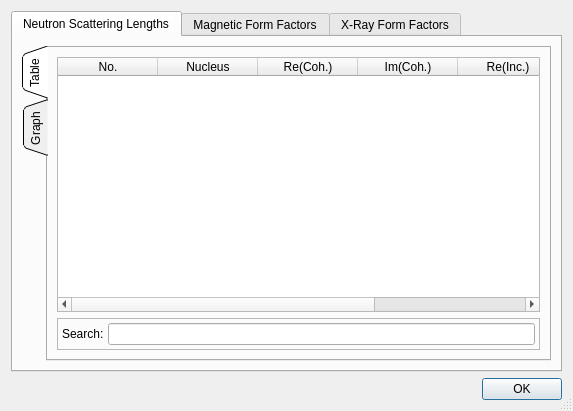
Before: the Qt Designer form ui/formfactors.ui in tweber-ill/frm_mirror-takin1, drawn with Qt 5.
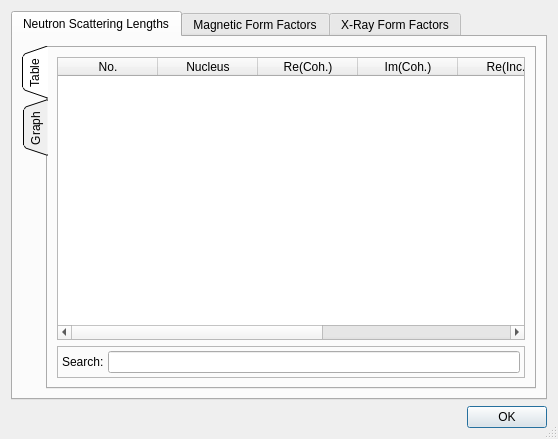
After: the same form once the commit is applied. Custom widgets are drawn as their Qt base class.

Commit message: added isotope abundance column

```diff
--- a/ui/formfactors.ui
+++ b/ui/formfactors.ui
@@ -6,8 +6,8 @@
    <rect>
     <x>0</x>
     <y>0</y>
-    <width>573</width>
-    <height>411</height>
+    <width>558</width>
+    <height>439</height>
    </rect>
   </property>
   <property name="windowTitle">
@@ -127,6 +127,11 @@
                <string>Im(Inc.)</string>
               </property>
              </column>
+             <column>
+              <property name="text">
+               <string>Abund.</string>
+              </property>
+             </column>
             </widget>
            </item>
           </layout>
```
The commit also changes 5 other files.
